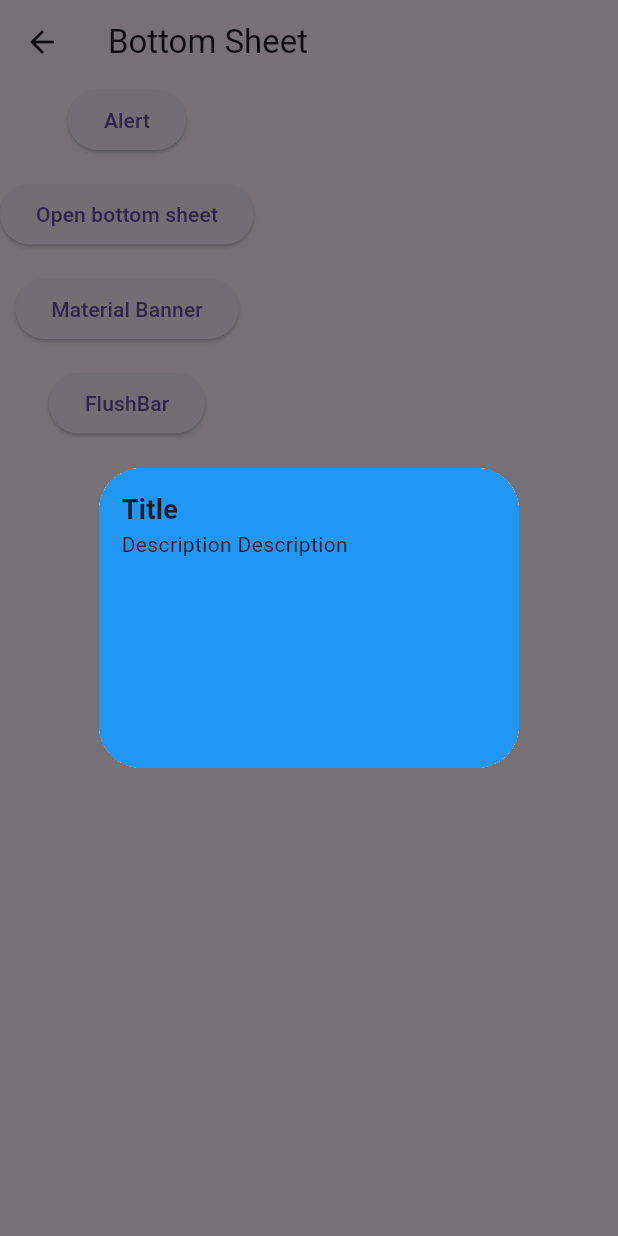
After one commit to LuckyYunicorn/training, a Flutter app: the CustomBottomSheet screen opened directly, after a tap on "Alert", on a phone screen of 412 x 824 dp. The commit adds this screen. Run offline on Flutter 3.47's test engine with Material 3 defaults, Android fonts, the phone set to English and light mode, and no system bars; our stand-ins replace another_flushbar, cached_network_image, fluttertoast.

Commit message:
Listtile image date time, bottomsheet alertdilog

```diff
--- /dev/null
+++ b/lib/flutter_widgets/bottom_sheet.dart
@@ -0,0 +1,346 @@
+// import 'package:flutter/material.dart';
+// import 'package:training/flutter_widgets/text_field.dart';
+//
+// class CustomBottomSheet extends StatelessWidget {
+//   const CustomBottomSheet({super.key});
+//
+//   @override
+//   Widget build(BuildContext context) {
+//     return Scaffold(
+//       body: Center(
+//         child: ElevatedButton(
+//           onPressed: () {
+//             showModalBottomSheet(
+//               context: context,
+//
+//               backgroundColor: Colors.red,
+//
+//               shape: RoundedRectangleBorder(
+//                 borderRadius: BorderRadius.only(
+//                   // ✅ Correct
+//                   topLeft: Radius.circular(20),
+//                   topRight: Radius.circular(20),
+//                 ),
+//               ),
+//               isScrollControlled: true, // important for draggable sheet
+//               builder: (context) {
+//                 return DraggableScrollableSheet(
+//                   initialChildSize: 0.5,
+//                   minChildSize: 0.3,
+//                   maxChildSize: 0.9,
+//                   expand: false,
+//                   builder:
+//                       (
+//                         BuildContext context,
+//                         ScrollController scrollController,
+//                       ) {
+//                         return Container(
+//                           padding: EdgeInsets.all(16),
+//                           decoration: BoxDecoration(
+//                             color: Colors.blue,
+//                             borderRadius: BorderRadius.vertical(
+//                               top: Radius.circular(20),
+//                             ),
+//                           ),
+//                           child: SingleChildScrollView(
+//                             controller:
+//                                 scrollController, // important for draggable + scroll
+//                             child: Column(
+//                               children: [
+//                                 CustomTextField(),
+//                                 CustomTextField(),
+//                                 CustomTextField(),
+//                                 CustomTextField(),
+//                                 CustomTextField(),
+//                                 CustomTextField(),
+//                                 SizedBox(height: 20),
+//                                 ElevatedButton(
+//                                   onPressed: () {},
+//                                   child: Text("Submit"),
+//                                 ),
+//                               ],
+//                             ),
+//                           ),
+//                         );
+//                       },
+//                 );
+//               },
+//             );
+//           },
+//           child: Text('Show Modal Bottom Sheet'),
+//         ),
+//       ),
+//     );
+//   }
+// }
+//
+// // // import 'package:flutter/material.dart';
+// // // import 'package:training/flutter_widgets/text_field.dart';
+// // //
+// // // class CustomBottomSheet extends StatelessWidget {
+// // //   const CustomBottomSheet({super.key});
+// // //
+// // //   @override
+// // //   Widget build(BuildContext context) {
+// // //     return Scaffold(
+// // //       appBar: AppBar(title: Text("BottomSheet Example")),
+// // //       body: SingleChildScrollView(
+// // //         child: Column(
+// // //           children: [
+// // //             Container(height: 300, color: Colors.blue),
+// // //
+// // //             Container(height: 300, color: Colors.white),
+// // //             Builder(
+// // //               builder: (context) {
+// // //                 return ElevatedButton(
+// // //                   onPressed: () {
+// // //                     Scaffold.of(context).showBottomSheet(
+// // //                       // enableDrag: false,
+// // //                       backgroundColor: Colors.red,
+// // //                       (context) => Container(
+// // //                         height: 250,
+// // //                         color: Colors.green,
+// // //                           child: SingleChildScrollView(
+// // //                       child: Column(
+// // //                         // spacing: 10,
+// // //                         children: [
+// // //                           ElevatedButton(onPressed: (){
+// // //                             Navigator.pop(context);
+// // //                           }, child: Text("Close"),),
+// // //                           CustomTextField(),
+// // //                           CustomTextField(),
+// // //                           CustomTextField(),
+// // //                           CustomTextField(),
+// // //                           CustomTextField(),
+// // //                           CustomTextField(),
+// // //                           ElevatedButton(
+// // //                             onPressed: () {},
+// // //                             child: Text("Submit"),
+// // //                           ),
+// // //                         ],
+// // //                       ),
+// // //                     ),
+// // //                       ),
+// // //                     );
+// // //                   },
+// // //                   child: Text("Open Bottom Sheet"),
+// // //                 );
+// // //               },
+// // //             ),
+// // //           ],
+// // //         ),
+// // //       ),
+// // //     );
+// // //   }
+// // // }
+//
+// //
+// // import 'package:flutter/material.dart';
+// // import 'package:training/flutter_widgets/text_field.dart'; // Your custom text field
+// //
+// // class CustomBottomSheet extends StatelessWidget {
+// //   const CustomBottomSheet({super.key});
+// //
+// //   @override
+// //   Widget build(BuildContext context) {
+// //     return Scaffold(
+// //       body: Center(
+// //         child: ElevatedButton(
+// //           onPressed: () {
+// //             showModalBottomSheet(
+// //               showDragHandle: true,
+// //               context: context,
+// //               isScrollControlled: true, // allows full screen drag
+// //               backgroundColor: Colors.white, // for rounded corners
+// //               builder: (context) {
+// //                 return DraggableScrollableSheet(
+// //                   expand: false, // doesn't occupy full screen initially
+// //                   initialChildSize: 0.5, // initial height (50% of screen)
+// //                   minChildSize: 0.3,     // can drag down to 30%
+// //                   maxChildSize: 0.9,     // can drag up to 90%
+// //                   builder: (context, scrollController) {
+// //                     return Container(
+// //                       decoration: BoxDecoration(
+// //                         color: Colors.blue,
+// //                         borderRadius: BorderRadius.vertical(top: Radius.circular(20)),
+// //                       ),
+// //                       padding: EdgeInsets.all(16),
+// //                       child: SingleChildScrollView(
+// //                         controller: scrollController, // important!
+// //                         child: Column(
+// //                           children: [
+// //                             CustomTextField(),
+// //                             CustomTextField(),
+// //                             CustomTextField(),
+// //                             CustomTextField(),
+// //                             CustomTextField(),
+// //                             CustomTextField(),
+// //                             SizedBox(height: 20),
+// //                             ElevatedButton(
+// //                               onPressed: () {},
+// //                               child: Text("Submit"),
+// //                             ),
+// //                           ],
+// //                         ),
+// //                       ),
+// //                     );
+// //                   },
+// //                 );
+// //               },
+// //             );
+// //           },
+// //           child: Text('Show Draggable Bottom Sheet'),
+// //         ),
+// //       ),
+// //     );
+// //   }
+// // }
+//
+// // import 'package:flutter/material.dart';
+// //
+// // class CustomBottomSheet extends StatelessWidget {
+// //   const CustomBottomSheet({super.key});
+// //
+// //   @override
+// //   Widget build(BuildContext context) {
+// //     return Scaffold(
+// //       bottomSheet: BottomSheet(
+// //         shape: CircleBorder(),
+// //         clipBehavior: Clip.hardEdge,
+// //         showDragHandle: true,
+// //         onDragEnd: (details, {required isClosing}) {
+// //           Navigator.pop(context);
+// //         },
+// //         backgroundColor: Colors.red,
+// //         enableDrag: true,
+// //         onClosing: () {
+// //         Navigator.pop(context);
+// //       },
+// //   builder: (context) {
+// //         return Container(
+// //           height: 100,
+// //           color: Colors.blue,
+// //         );
+// //       },),
+// //     );
+// //   }
+// // }
+
+import 'package:another_flushbar/flushbar.dart';
+import 'package:flutter/material.dart';
+
+class CustomBottomSheet extends StatelessWidget {
+  const CustomBottomSheet({super.key});
+
+  @override
+  Widget build(BuildContext context) {
+    return Scaffold(
+      appBar: AppBar(title: Text("Bottom Sheet")),
+      body: Column(
+        spacing: 15,
+        children: [
+          // Builder(
+          //   builder: (context) {
+          //     return ElevatedButton(onPressed: (){
+          //       Scaffold.of(context).showBottomSheet((context) {
+          //
+          //         return Container(
+          //           height: 200,
+          //           color: Colors.blue,
+          //         );
+          //       },);
+          //     }, child: Text("Open Bottom Sheet"),);
+          //   }
+          // ),
+          ElevatedButton(
+            onPressed: () {
+              showDialog(
+                context: context,
+                builder: (context) {
+                  return Dialog(
+                    clipBehavior: Clip.hardEdge,
+                    child: Container(
+                      padding: EdgeInsets.all(15),
+                      decoration: BoxDecoration(
+                        shape: BoxShape.rectangle,
+                        color: Colors.blue,
+                      ),
+                      height: 200,
+                      width: 200,
+                      child: Column(
+                        crossAxisAlignment: CrossAxisAlignment.start,
+                        // mainAxisAlignment: MainAxisAlignment.start,
+                        children: [
+                          Text(
+                            maxLines: 1,
+                            "Title",
+                            style: TextStyle(
+                              fontSize: 18,
+                              fontWeight: FontWeight.bold,
+                            ),
+                          ),
+                          Text("Description Description"),
+                        ],
+                      ),
+                    ),
+                  );
+                },
+              );
+            },
+            child: Text("Alert"),
+          ),
+          ElevatedButton(
+            onPressed: () {
+              showModalBottomSheet(
+                context: context,
+                builder: (context) {
+                  return Container(color: Colors.red);
+                },
+              );
+            },
+            child: Text("Open bottom sheet"),
+          ),
+          ElevatedButton(
+            onPressed: () {
+              ScaffoldMessenger.of(context)
+                ..hideCurrentMaterialBanner()
+                ..showMaterialBanner(
+                  MaterialBanner(
+                    content: const Text("No internet connection!"),
+                    leading: const Icon(Icons.wifi_off, color: Colors.white),
+                    backgroundColor: Colors.redAccent,
+                    actions: [
+                      TextButton(
+                        onPressed: () => ScaffoldMessenger.of(
+                          context,
+                        ).hideCurrentMaterialBanner(),
+                        child: const Text(
+                          "DISMISS",
+                          style: TextStyle(color: Colors.white),
+                        ),
+                      ),
+                    ],
+                  ),
+                );
+            },
+            child: Text("Material Banner"),
+          ),
+          ElevatedButton(
+            onPressed: () {
+              Flushbar(
+                flushbarPosition: FlushbarPosition.TOP,
+                backgroundColor: Colors.green,
+
+                title: "Success",
+                message: "Data submitted successfully",
+                duration: Duration(seconds: 2),
+                icon: Icon(Icons.done, color: Colors.white),
+              ).show(context);
+            },
+            child: Text("FlushBar"),
+          ),
+        ],
+      ),
+    );
+  }
+}
--- a/lib/flutter_widgets/navigation_bar.dart
+++ b/lib/flutter_widgets/navigation_bar.dart
@@ -28,7 +28,7 @@ class _CustomNavBarState extends State<CustomNavBar> {
           return null; // default
         }),
 
-        surfaceTintColor: Colors.purple,
+        // surfaceTintColor: Colors.purple,
         elevation: 10,
 
         shadowColor: Colors.deepPurple,
--- a/lib/flutter_widgets/toast.dart
+++ b/lib/flutter_widgets/toast.dart
@@ -20,11 +20,12 @@ class _CustomToastState extends State<CustomToast> {
             // webPosition: "center", // optional: "top", "center", "bottom"
             msg: "Item added to cart!",
             toastLength: Toast.LENGTH_LONG,
-            gravity: ToastGravity.TOP,
+            gravity: ToastGravity.CENTER,
             backgroundColor: Colors.red,
             textColor: Colors.white,
-            // fontSize: 22,
+            fontSize: 22,
             // fontAsset: "Hello"
+
 
           );
         },
--- a/pubspec.yaml
+++ b/pubspec.yaml
@@ -36,6 +36,8 @@ dependencies:
   cupertino_icons: ^1.0.8
   cached_network_image: ^3.4.1
   fluttertoast: ^9.0.0
+  another_flushbar: ^1.12.32
+  intl: ^0.20.2
 
 dev_dependencies:
   flutter_test:
```
Also changed, not shown: lib/flutter_widgets/date_time_picker.dart (added, +122 -0 lines), lib/flutter_widgets/list_tile.dart (added, +66 -0 lines), lib/flutter_widgets/row_column.dart (+37 -5 lines), lib/flutter_widgets/time_picker.dart (added, +81 -0 lines), lib/main.dart (+6 -2 lines), pubspec.lock.
